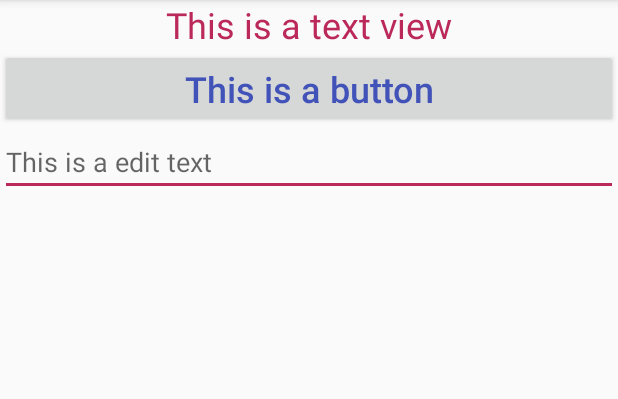
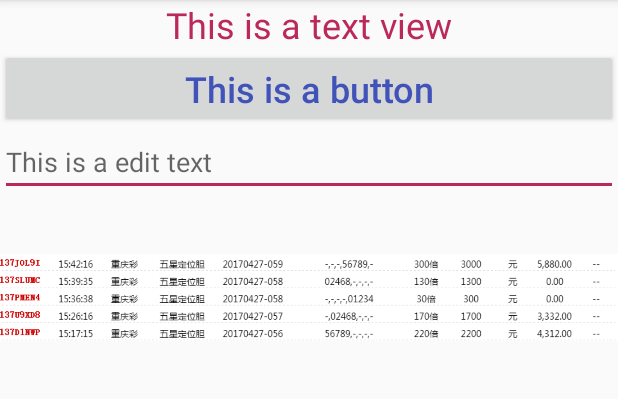
Before and after one commit to Kajon2018/UIWidgetTest, an Android app: the screen it shows after launch (MainActivity), on a phone screen of 412 x 824 dp, the part 84-483 px from its top. Run offline under Robolectric (Android 15) with nearby library versions, the phone set to English and light mode, and no system bars.

Commit message:
ImageView

```diff
--- a/app/src/main/java/com/maidi/uiwidgettest/MainActivity.java
+++ b/app/src/main/java/com/maidi/uiwidgettest/MainActivity.java
@@ -8,6 +8,7 @@ import android.os.Bundle;
 import android.view.View;
 import android.widget.Button;
 import android.widget.EditText;
+import android.widget.ImageView;
 import android.widget.ProgressBar;
 import android.widget.Toast;
 
@@ -19,6 +20,8 @@ public class MainActivity extends AppCompatActivity {
         setContentView(R.layout.activity_main);
         Button button = (Button) findViewById(R.id.button);
         final EditText editText = (EditText) findViewById(R.id.edit_text);
+        final ImageView imageView = (ImageView) findViewById(R.id.image_view);
+
         button.setOnClickListener(new View.OnClickListener() {
             @Override
             public void onClick(View view) {
@@ -50,13 +53,17 @@ public class MainActivity extends AppCompatActivity {
                         /*****AlertDialog end *****/
 
                         /*****ProgressDialog begin *****/
+                        /*
                         ProgressDialog progressDialog = new ProgressDialog(MainActivity.this);
                         progressDialog.setTitle("This is ProgressDialog");
                         progressDialog.setMessage("loading...");
                         progressDialog.setCancelable(true);
-                        progressDialog.show();
+                        progressDialog.show();*/
                         /*****ProgressDialog end *****/
 
+                        /**************ImageView begin******************/
+                        imageView.setImageResource(R.drawable.image2);
+                        /**************ImageView end******************/
                         break;
                     default:
                         break;
--- a/app/src/main/res/layout/activity_main.xml
+++ b/app/src/main/res/layout/activity_main.xml
@@ -30,4 +30,10 @@
         android:layout_height="wrap_content"
         android:hint="This is a edit text"
         android:maxLines="1"/>
+
+    <ImageView
+        android:layout_width="wrap_content"
+        android:layout_height="wrap_content"
+        android:id="@+id/image_view"
+        android:src="@drawable/image1" />
 </LinearLayout>
```
Also changed, not shown: app/src/main/res/drawable/image1.png (added), app/src/main/res/drawable/image2.png (added).
